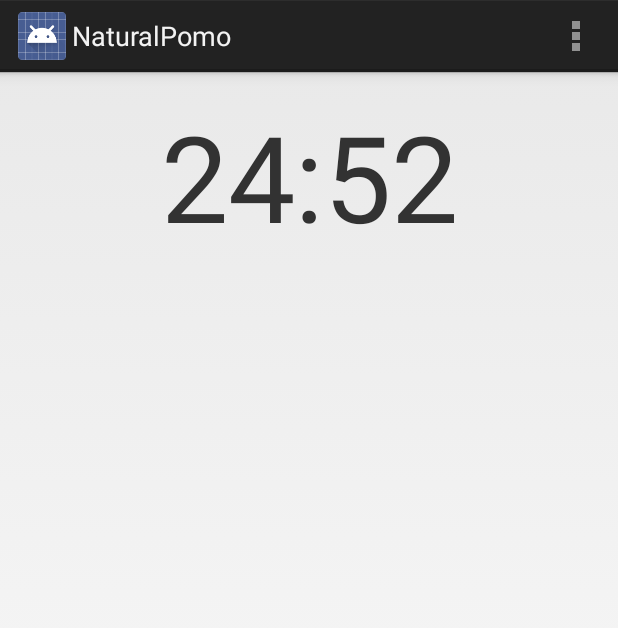
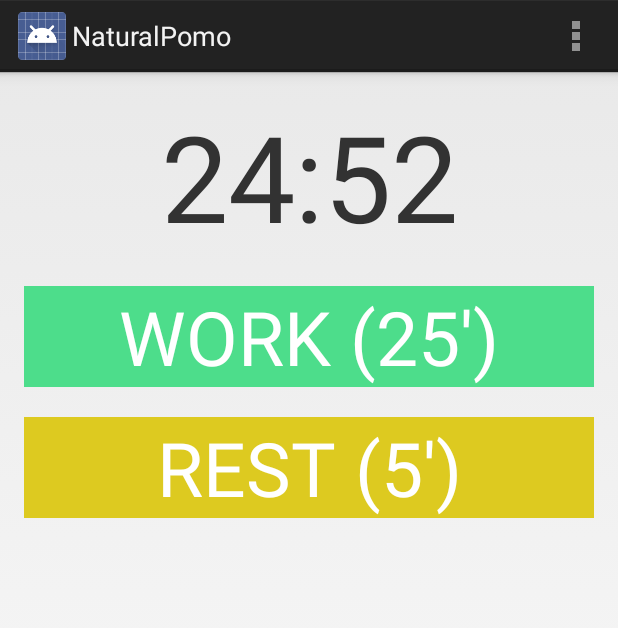
Before and after one commit to daldosso/NaturalPomo, an Android app: the screen it shows after launch (MainActivity), on a phone screen of 412 x 824 dp. Shown: the top 628 px of the screen. Run offline under Robolectric (Android 15) with nearby library versions, the phone set to English and light mode, and no system bars.

Commit message:
Added buttons

```diff
--- a/app/build.gradle
+++ b/app/build.gradle
@@ -1,7 +1,7 @@
 apply plugin: 'com.android.application'
 
 android {
-    compileSdkVersion 20
+    compileSdkVersion 21
     buildToolsVersion "20.0.0"
 
     defaultConfig {
@@ -13,7 +13,7 @@ android {
     }
     buildTypes {
         release {
-            runProguard false
+            minifyEnabled false
             proguardFiles getDefaultProguardFile('proguard-android.txt'), 'proguard-rules.pro'
         }
     }
--- a/app/src/main/AndroidManifest.xml
+++ b/app/src/main/AndroidManifest.xml
@@ -9,7 +9,8 @@
         android:theme="@style/AppTheme" >
         <activity
             android:name=".MainActivity"
-            android:label="@string/app_name" >
+            android:label="@string/app_name"
+            android:screenOrientation="portrait" >
             <intent-filter>
                 <action android:name="android.intent.action.MAIN" />
 
--- a/app/src/main/java/com/adaldosso/naturalpomo/MainActivity.java
+++ b/app/src/main/java/com/adaldosso/naturalpomo/MainActivity.java
@@ -1,6 +1,9 @@
 package com.adaldosso.naturalpomo;
 
 import android.app.Activity;
+import android.content.Context;
+import android.media.AudioManager;
+import android.media.MediaPlayer;
 import android.os.Bundle;
 import android.os.CountDownTimer;
 import android.view.Menu;
@@ -10,18 +13,24 @@ import android.widget.TextView;
 
 public class MainActivity extends Activity {
 
+    private AudioManager audioManager;
+
     @Override
     protected void onCreate(Bundle savedInstanceState) {
         super.onCreate(savedInstanceState);
         setContentView(R.layout.activity_main);
         final TextView clock = (TextView) findViewById(R.id.clock);
+        audioManager = (AudioManager) this.getSystemService(Context.AUDIO_SERVICE);
+        final MediaPlayer mp = MediaPlayer.create(getApplication(), R.raw.clock);
 
         new CountDownTimer(25 * 60 * 1000, 1000) {
 
             public void onTick(long millisUntilFinished) {
                 int seconds = (int) (millisUntilFinished / 1000);
                 int minutes = (int) ((millisUntilFinished / 1000) / 60);
+                mp.start();
                 clock.setText(String.format("%d:%02d", minutes, seconds % 60));
+//                audioManager.playSoundEffect(android.view.SoundEffectConstants.CLICK);
             }
 
             public void onFinish() {
--- /dev/null
+++ b/app/src/main/res/drawable/work_button.xml
@@ -0,0 +1,4 @@
+<?xml version="1.0" encoding="utf-8"?>
+<shape xmlns:android="http://schemas.android.com/apk/res/android">
+    <solid android:color="#ff4ddd8b" />
+</shape>
--- a/app/src/main/res/layout/activity_main.xml
+++ b/app/src/main/res/layout/activity_main.xml
@@ -20,4 +20,25 @@
         android:gravity="center_horizontal"
         android:textSize="@dimen/clock" />
 
+    <Button
+        android:layout_width="fill_parent"
+        android:layout_height="wrap_content"
+        android:layout_marginTop="20dp"
+        android:text="@string/work"
+        android:id="@+id/work"
+        android:textColor="@android:color/white"
+        android:textSize="@dimen/standard"
+        android:background="#ff4ddd8b"
+        android:layout_below="@+id/clock" />
+
+    <Button
+        android:layout_width="fill_parent"
+        android:layout_height="wrap_content"
+        android:layout_marginTop="20dp"
+        android:text="@string/rest"
+        android:textColor="@android:color/white"
+        android:textSize="@dimen/standard"
+        android:background="#ffddca20"
+        android:layout_below="@+id/work" />
+
 </RelativeLayout>
--- a/app/src/main/res/values/dimens.xml
+++ b/app/src/main/res/values/dimens.xml
@@ -3,4 +3,5 @@
     <dimen name="activity_horizontal_margin">16dp</dimen>
     <dimen name="activity_vertical_margin">16dp</dimen>
     <dimen name="clock">80sp</dimen>
+    <dimen name="standard">50sp</dimen>
 </resources>
--- a/app/src/main/res/values/strings.xml
+++ b/app/src/main/res/values/strings.xml
@@ -4,5 +4,7 @@
     <string name="app_name">NaturalPomo</string>
     <string name="hello_world">Hello world!</string>
     <string name="action_settings">Settings</string>
+    <string name="work">WORK (25\')</string>
+    <string name="rest">REST (5\')</string>
 
 </resources>
```
Also changed, not shown: 1 other file.
